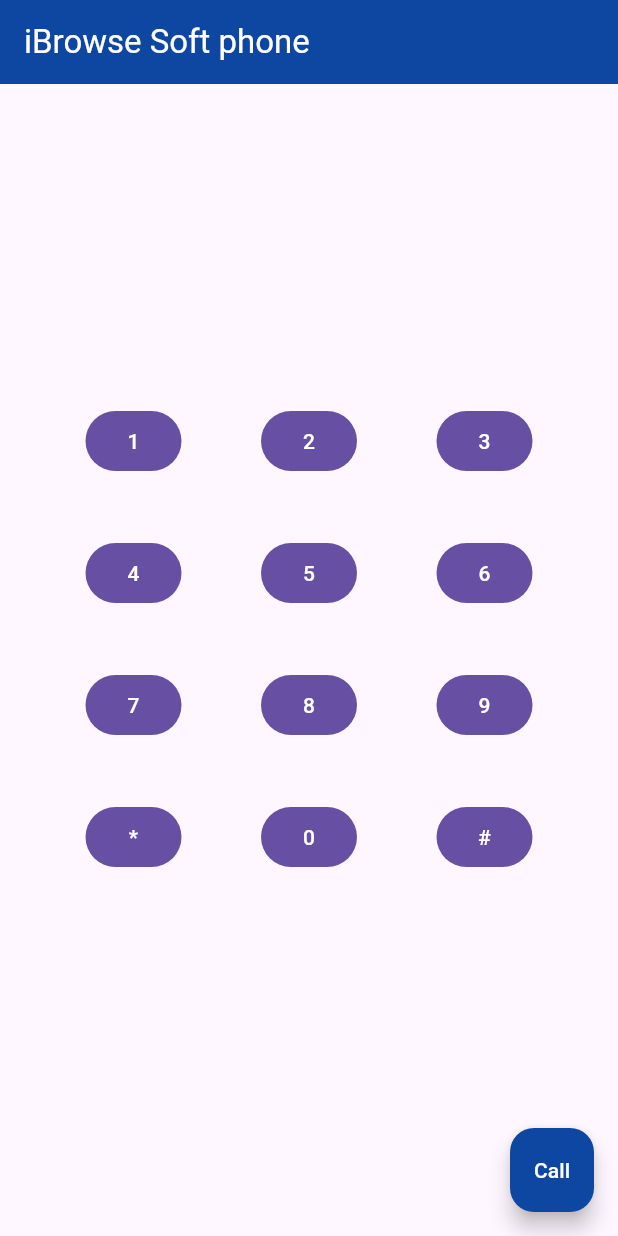
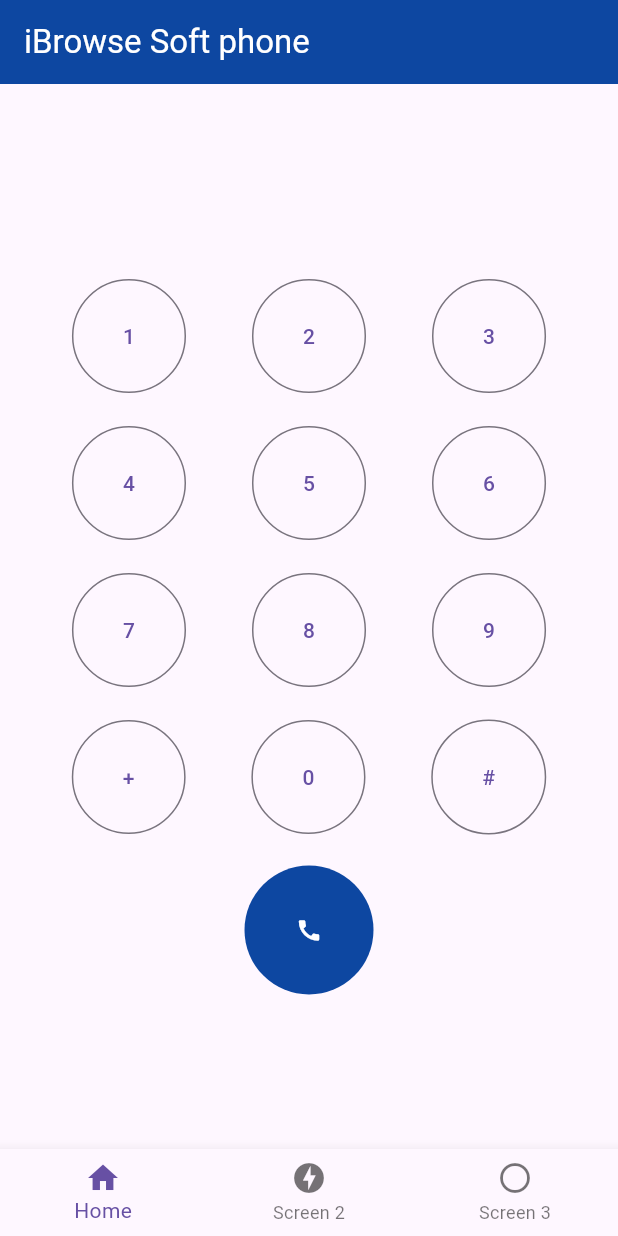
Before and after one commit to kathirmalan/flutter_app, a Flutter app: the screen it shows after launch, on a phone screen of 412 x 824 dp. Run offline on Flutter 3.47's test engine with Material 3 defaults, Android fonts, the phone set to English and light mode, and no system bars.

Commit message:
button type update

```diff
--- a/lib/main.dart
+++ b/lib/main.dart
@@ -13,7 +13,7 @@ class IBSoftPhone extends StatelessWidget {
       debugShowCheckedModeBanner: false,
       home: DialPad(),
       theme: ThemeData(
-        primarySwatch: Colors.blue,
+        primarySwatch: Colors.blue
       ),
     );
   }
@@ -35,57 +35,161 @@ class DialPad extends StatelessWidget {
       body: Center(
           child: Container(
               padding: const EdgeInsets.fromLTRB(4.0, 34.0, 4.0, 4.0),
-              margin: const EdgeInsets.fromLTRB(0, 180, 0, 0),
+              margin: const EdgeInsets.fromLTRB(0, 90, 0, 0),
               child: Column(
                 children: [
                   Row(
                       mainAxisAlignment: MainAxisAlignment.spaceEvenly,
                       children: <Widget>[
-                        FilledButton(
-                            onPressed: () {},
-                            child: const Text('1')),
-                        FilledButton(onPressed: () {}, child: const Text('2')),
-                        FilledButton(onPressed: () {}, child: const Text('3')),
+                        OutlinedButton(
+                          onPressed: () {},
+                          style: OutlinedButton.styleFrom(
+                            shape: CircleBorder(),
+                            padding: EdgeInsets.all(34),
+                          ),
+                          child: Text('1'),
+                        ),
+                        OutlinedButton(
+                          onPressed: () {},
+                          style: OutlinedButton.styleFrom(
+                            shape: CircleBorder(),
+                            padding: EdgeInsets.all(34),
+                          ),
+                          child: Text('2'),
+                        ),
+                        OutlinedButton(
+                          onPressed: () {},
+                          style: OutlinedButton.styleFrom(
+                            shape: CircleBorder(),
+                            padding: EdgeInsets.all(34),
+                          ),
+                          child: Text('3'),
+                        ),
                       ]
                   ),
-                  SizedBox(height: 40),
+                  SizedBox(height: 10),
                   Row(
                       mainAxisAlignment: MainAxisAlignment.spaceEvenly,
                       children: <Widget>[
-                        FilledButton(onPressed: () {}, child: const Text('4')),
-                        FilledButton(onPressed: () {}, child: const Text('5')),
-                        FilledButton(onPressed: () {}, child: const Text('6')),
+                        OutlinedButton(
+                          onPressed: () {},
+                          style: OutlinedButton.styleFrom(
+                            shape: CircleBorder(),
+                            padding: EdgeInsets.all(34),
+                          ),
+                          child: Text('4'),
+                        ),
+                        OutlinedButton(
+                          onPressed: () {},
+                          style: OutlinedButton.styleFrom(
+                            shape: CircleBorder(),
+                            padding: EdgeInsets.all(34),
+                          ),
+                          child: Text('5'),
+                        ),
+                        OutlinedButton(
+                          onPressed: () {},
+                          style: OutlinedButton.styleFrom(
+                            shape: CircleBorder(),
+                            padding: EdgeInsets.all(34),
+                          ),
+                          child: Text('6'),
+                        ),
                       ]
                   ),
-                  SizedBox(height: 40),
+                  SizedBox(height: 10),
+                  Row(
+                      mainAxisAlignment: MainAxisAlignment.spaceEvenly,
+                      children: [
+                        OutlinedButton(
+                          onPressed: () {},
+                          style: OutlinedButton.styleFrom(
+                            shape: CircleBorder(),
+                            padding: EdgeInsets.all(34),
+                          ),
+                          child: Text('7'),
+                        ),
+                        OutlinedButton(
+                          onPressed: () {},
+                          style: OutlinedButton.styleFrom(
+                            shape: CircleBorder(),
+                            padding: EdgeInsets.all(34),
+                          ),
+                          child: Text('8'),
+                        ),
+                        OutlinedButton(
+                          onPressed: () {},
+                          style: OutlinedButton.styleFrom(
+                            shape: CircleBorder(),
+                            padding: EdgeInsets.all(34),
+                          ),
+                          child: Text('9'),
+                        ),
+                      ]
+                  ),
+                  SizedBox(height: 10),
                   Row(
                       mainAxisAlignment: MainAxisAlignment.spaceEvenly,
                       children: <Widget>[
-                        FilledButton(onPressed: () {}, child: const Text('7')),
-                        FilledButton(onPressed: () {}, child: const Text('8')),
-                        FilledButton(onPressed: () {}, child: const Text('9')),
+                        OutlinedButton(
+                          onPressed: () {},
+                          style: OutlinedButton.styleFrom(
+                            shape: CircleBorder(),
+                            padding: EdgeInsets.all(34),
+                          ),
+                          child: Text('+'),
+                        ),
+                        OutlinedButton(
+                          onPressed: () {},
+                          style: OutlinedButton.styleFrom(
+                            shape: CircleBorder(),
+                            padding: EdgeInsets.all(34),
+                          ),
+                          child: Text('0'),
+                        ),
+                        OutlinedButton(
+                          onPressed: () {},
+                          style: OutlinedButton.styleFrom(
+                            shape: CircleBorder(),
+                            padding: EdgeInsets.all(34),
+                          ),
+                          child: Text('#'),
+                        ),
                       ]
                   ),
-                  SizedBox(height: 40),
+                  SizedBox(height: 15),
                   Row(
                       mainAxisAlignment: MainAxisAlignment.spaceEvenly,
                       children: <Widget>[
-                        FilledButton(onPressed: () {}, child: const Text('*')),
-                        FilledButton(onPressed: () {}, child: const Text('0')),
-                        FilledButton(onPressed: () {}, child: const Text('#')),
+                        FilledButton(
+                          onPressed: () {},
+                          style: OutlinedButton.styleFrom(
+                            backgroundColor: Colors.blue.shade900,
+                            shape: CircleBorder(),
+                            padding: EdgeInsets.all(34),
+                          ),
+                          child: Icon(Icons.call),
+                        )
                       ]
-                  )
+                  ),
+
                 ],
               ))),
-      floatingActionButton: FloatingActionButton(
-        backgroundColor: Colors.blue.shade900,
-        onPressed: () {
-          print("pressed");
-        },
-        child: Text(
-          "Call",
-          style: TextStyle(color: Colors.white),
-        ),
+      bottomNavigationBar: BottomNavigationBar(
+        items: const <BottomNavigationBarItem>[
+          BottomNavigationBarItem(
+            icon: Icon(Icons.home),
+            label: 'Home',
+          ),
+          BottomNavigationBarItem(
+            icon: Icon(Icons.offline_bolt),
+            label: 'Screen 2',
+          ),
+          BottomNavigationBarItem(
+            icon: Icon(Icons.panorama_fish_eye),
+            label: 'Screen 3',
+          ),
+        ],
       ),
     );
   }
```
